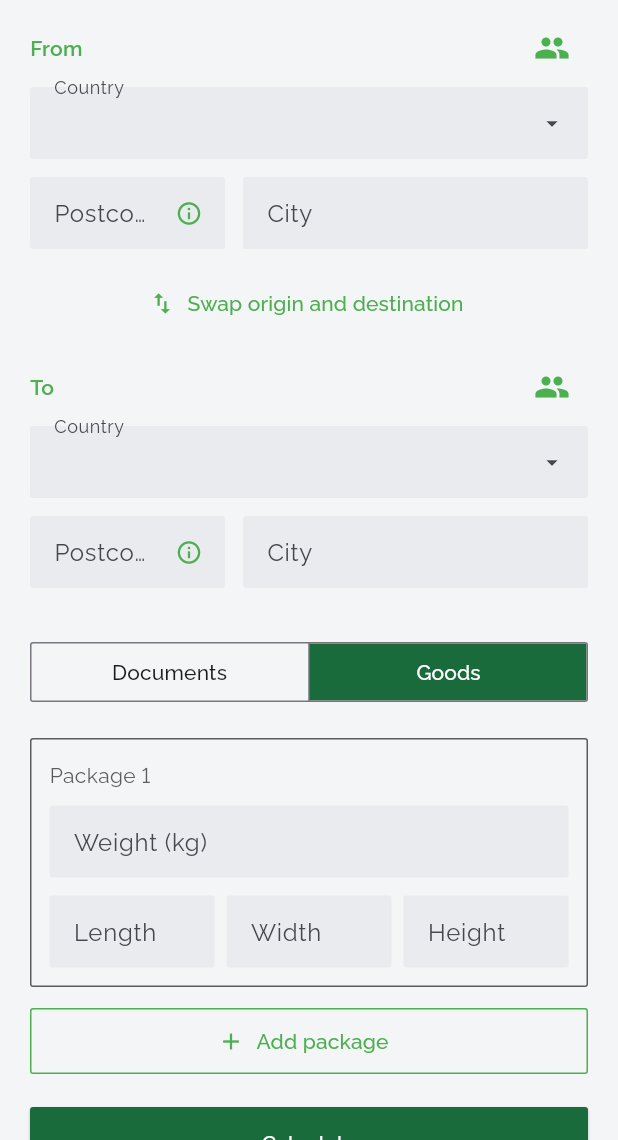
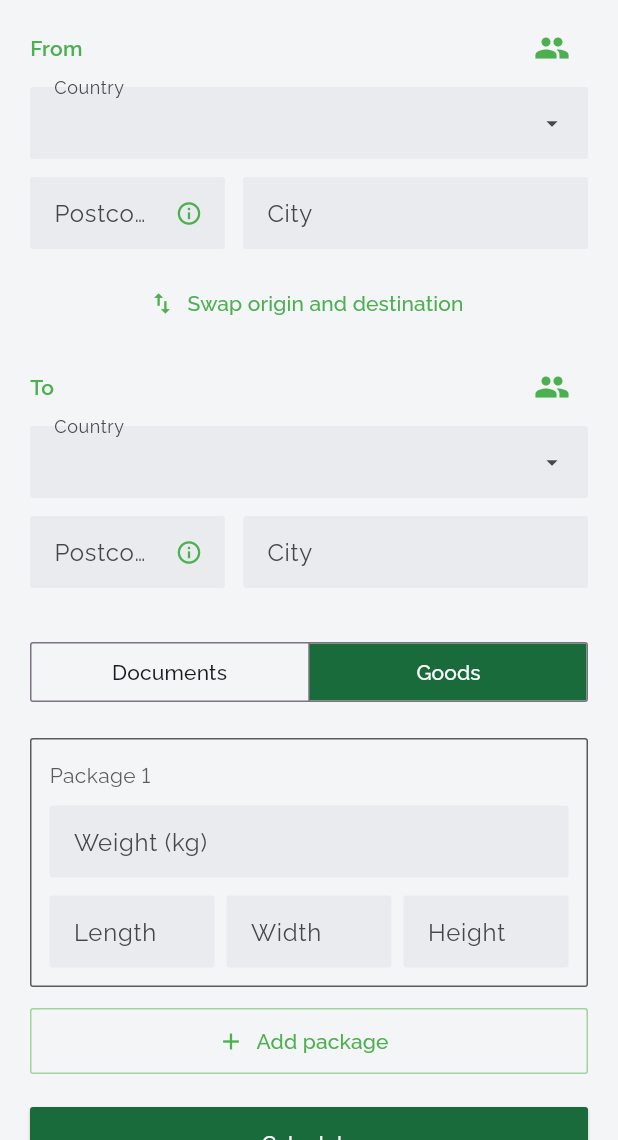
Before and after one commit to DOCSPARCELS/docsparcels-app, a Flutter app: the SchermataPreventivo screen opened directly, on a phone screen of 412 x 824 dp, the part 96-1236 px from its top. Run offline on Flutter 3.47's test engine with Material 3 defaults, Android fonts, the phone set to English and light mode, and no system bars; our stand-ins replace firebase_core, firebase_messaging, flutter_secure_storage, google_sign_in, image_picker, local_auth and 4 more; missing offline and left inert: local_auth_android, local_auth_darwin; accounts and stored records are empty; network calls fail.

Commit message:
nota 390 (V4): servizi, ritiro, pagamento, bordi, stato «Bozza» e home sfumata
- Servizi: «IVA incl.» sotto l'importo.
- Ritiro: domanda e Sì/No centrati.
- «Pagamento» al posto di «Come paghi», in cinque lingue.
- Bordi più tenui per «Indietro» e simili e per «Documenti / Merce».
- Elenco: le bozze mai inviate mostrano «Bozza» in grigio; «In lavorazione»
  solo per richieste inviate e spedizioni da pagare.
- Home: sfondo chiaro più scuro, quattro voci senza riquadro (zone sfumate in
  entrambi i temi), credito senza bordo nel tema scuro.

Co-Authored-By: Claude Opus 5.5 <noreply@anthropic.com>

```diff
--- a/lib/schermate/dettaglio_spedizione.dart
+++ b/lib/schermate/dettaglio_spedizione.dart
@@ -419,7 +419,7 @@ class _SchermataDettaglioSpedizioneState extends State<SchermataDettaglioSpedizi
               child: OutlinedButton.icon(
                 style: OutlinedButton.styleFrom(
                   foregroundColor: Stile.verde,
-                  side: const BorderSide(color: Stile.verde),
+                  side: BorderSide(color: Stile.bordoVerde),
                   shape: const RoundedRectangleBorder(borderRadius: Stile.angoli),
                   minimumSize: const Size.fromHeight(44),
                   alignment: Alignment.centerLeft,
--- a/lib/schermate/entrata.dart
+++ b/lib/schermate/entrata.dart
@@ -188,7 +188,7 @@ class _SchermataEntrataState extends State<SchermataEntrata> {
                 child: OutlinedButton(
                   style: OutlinedButton.styleFrom(
                     foregroundColor: Stile.verde,
-                    side: const BorderSide(color: Stile.verde),
+                    side: BorderSide(color: Stile.bordoVerde),
                     shape: const RoundedRectangleBorder(borderRadius: Stile.angoli),
                     minimumSize: const Size.fromHeight(48),
                   ),
--- a/lib/schermate/preventivo.dart
+++ b/lib/schermate/preventivo.dart
@@ -566,7 +566,7 @@ class _SchermataPreventivoState extends State<SchermataPreventivo> {
             OutlinedButton.icon(
               style: OutlinedButton.styleFrom(
                 foregroundColor: Stile.verde,
-                side: const BorderSide(color: Stile.verde),
+                side: BorderSide(color: Stile.bordoVerde),
                 shape: const RoundedRectangleBorder(borderRadius: Stile.angoli),
                 minimumSize: const Size.fromHeight(44),
               ),
--- a/lib/stile.dart
+++ b/lib/stile.dart
@@ -20,6 +20,12 @@ class Stile {
   /// Icone dei PDF (nota 373 V8)
   static const Color rossoLeggero = Color(0xFFE57373);
   static const BorderRadius angoli = BorderRadius.all(Radius.circular(2));
+
+  /// Nota 390: bordo dei pulsanti con contorno (Indietro e simili), piu' tenue del verde pieno
+  static Color get bordoVerde => verde.withValues(alpha: 0.5);
+
+  /// Nota 390: sfondo della home nel tema chiaro, un po' piu' scuro del bianco
+  static const Color sfondoHomeChiaro = Color(0xFFD9DDE1); // V4: ancora piu' scuro
 
   /// Fondo del tema scuro (lo usano ancora le pagine sempre scure, come il pagamento myPOS)
   static const Color sfondo = Color(0xFF1E1E1E);
@@ -86,7 +92,7 @@ class Stile {
       outlinedButtonTheme: OutlinedButtonThemeData(
         style: OutlinedButton.styleFrom(
           foregroundColor: verde,
-          side: const BorderSide(color: verde),
+          side: BorderSide(color: bordoVerde), // nota 390: bordo piu' tenue
           shape: const RoundedRectangleBorder(borderRadius: angoli),
         ),
       ),
--- a/lib/testi.dart
+++ b/lib/testi.dart
@@ -93,7 +93,7 @@ class Testi {
       'punto_ritiro': 'Dove ritirare (es. reception)',
       'note_ritiro': 'Note per il corriere',
       'totale': 'Totale',
-      'come_paghi': 'Come paghi',
+      'come_paghi': 'Pagamento',
       'paga_credito': 'Credito',
       'credito_residuo': 'Credito disponibile',
       'paga_carta': 'Carta',
@@ -145,6 +145,7 @@ class Testi {
       'filtro_transito': 'In transito',
       'filtro_consegnate': 'Consegnate',
       'filtro_bozze': 'Bozze',
+      'stato_bozza': 'Bozza', // nota 390
       'cerca_spedizione': 'Cerca per MOS, AWB, destinatario o città',
       'nessuna_spedizione': 'Nessuna spedizione',
       'da_completare_sul_sito': 'Questa spedizione va completata dal sito, nell\'area cliente.',
@@ -357,6 +358,7 @@ class Testi {
       'errore_generico': 'Qualcosa non è andato, riprova',
     },
     'en': {
+      'stato_bozza': 'Draft', // nota 390
       'domanda_biometria': 'Do you want to use Face ID or your fingerprint to sign in next time?',
       'motivo_sblocco': "Unlock to open Doc's & Parcels",
       'sblocco_titolo': 'Verification required',
@@ -423,7 +425,7 @@ class Testi {
       'punto_ritiro': 'Where to pick up (e.g. reception)',
       'note_ritiro': 'Notes for the courier',
       'totale': 'Total',
-      'come_paghi': 'How you pay',
+      'come_paghi': 'Payment',
       'paga_credito': 'Credit',
       'credito_residuo': 'Available credit',
       'paga_carta': 'Card',
@@ -687,6 +689,7 @@ class Testi {
       'errore_generico': 'Something went wrong, try again',
     },
     'es': {
+      'stato_bozza': 'Borrador', // nota 390
       'domanda_biometria': '¿Quieres usar Face ID o la huella para entrar las próximas veces?',
       'motivo_sblocco': "Desbloquea para entrar en Doc's & Parcels",
       'sblocco_titolo': 'Verificación necesaria',
@@ -753,7 +756,7 @@ class Testi {
       'punto_ritiro': 'Dónde recoger (p. ej. recepción)',
       'note_ritiro': 'Notas para el mensajero',
       'totale': 'Total',
-      'come_paghi': 'Cómo pagas',
+      'come_paghi': 'Pago',
       'paga_credito': 'Crédito',
       'credito_residuo': 'Crédito disponible',
       'paga_carta': 'Tarjeta',
@@ -1017,6 +1020,7 @@ class Testi {
       'errore_generico': 'Algo ha fallado, inténtalo de nuevo',
     },
     'fr': {
+      'stato_bozza': 'Brouillon', // nota 390
       'domanda_biometria': "Voulez-vous utiliser Face ID ou votre empreinte pour vous connecter la prochaine fois ?",
       'motivo_sblocco': "Déverrouillez pour ouvrir Doc's & Parcels",
       'sblocco_titolo': 'Vérification requise',
@@ -1083,7 +1087,7 @@ class Testi {
       'punto_ritiro': 'Où enlever (ex. accueil)',
       'note_ritiro': 'Notes pour le transporteur',
       'totale': 'Total',
-      'come_paghi': 'Comment tu paies',
+      'come_paghi': 'Paiement',
       'paga_credito': 'Crédit',
       'credito_residuo': 'Crédit disponible',
       'paga_carta': 'Carte',
@@ -1347,6 +1351,7 @@ class Testi {
       'errore_generico': "Une erreur s'est produite, réessayez",
     },
     'de': {
+      'stato_bozza': 'Entwurf', // nota 390
       'domanda_biometria': 'Möchten Sie beim nächsten Mal Face ID oder Ihren Fingerabdruck zum Anmelden verwenden?',
       'motivo_sblocco': "Entsperren, um Doc's & Parcels zu öffnen",
       'sblocco_titolo': 'Bestätigung erforderlich',
@@ -1413,7 +1418,7 @@ class Testi {
       'punto_ritiro': 'Wo abholen (z. B. Empfang)',
       'note_ritiro': 'Hinweise für den Kurier',
       'totale': 'Summe',
-      'come_paghi': 'Wie du zahlst',
+      'come_paghi': 'Zahlung',
       'paga_credito': 'Guthaben',
       'credito_residuo': 'Verfügbares Guthaben',
       'paga_carta': 'Karte',
```
Also changed, not shown: lib/schermate/le_mie_spedizioni.dart (+16 -4 lines), lib/schermate/nuova_spedizione.dart (+19 -9 lines), lib/schermate/profilo.dart (+29 -3 lines).
